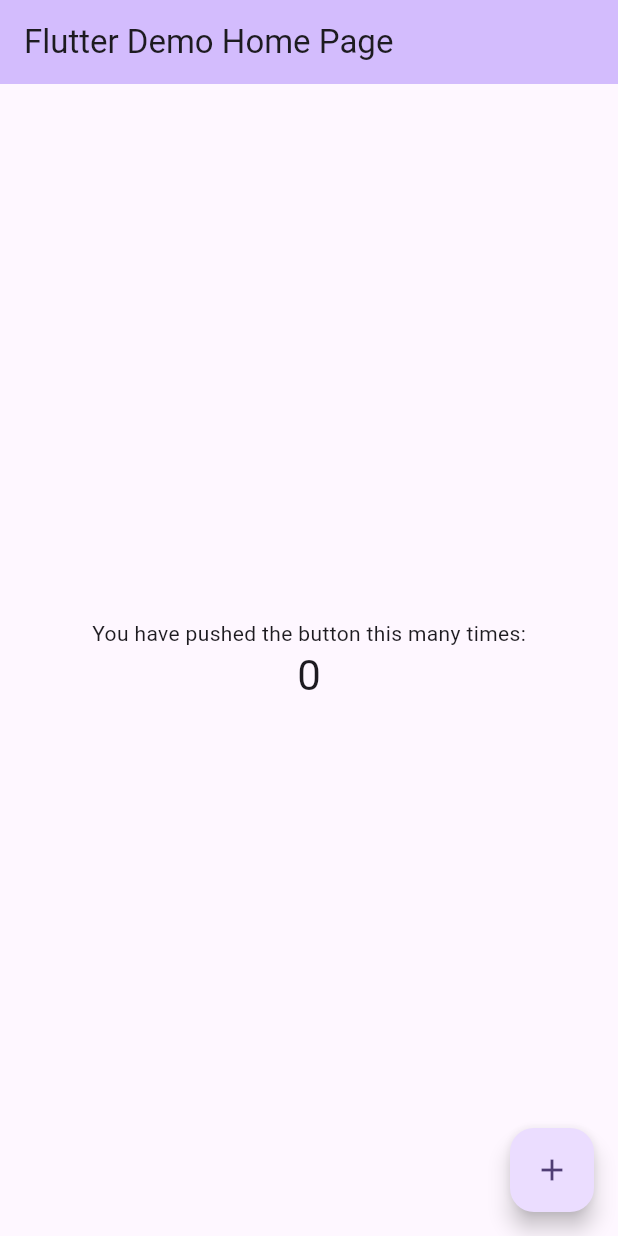
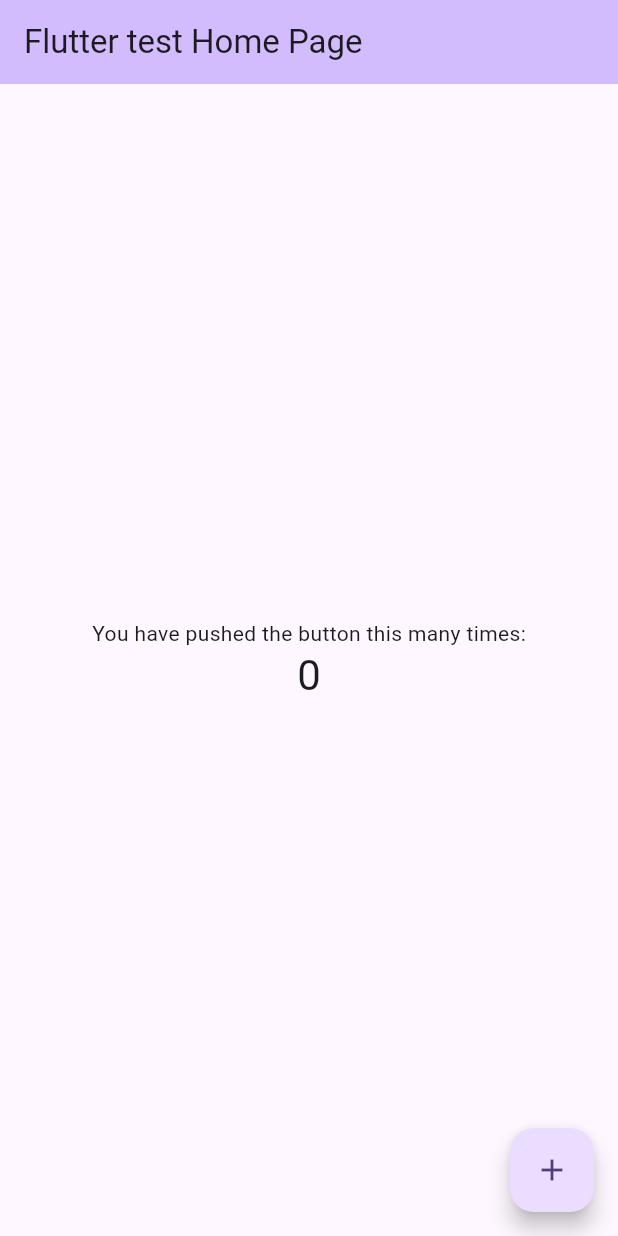
Before and after one commit to karthika-006/ABC, a Flutter app: the screen it shows after launch, on a phone screen of 412 x 824 dp. Run offline on Flutter 3.47's test engine with Material 3 defaults, Android fonts, the phone set to English and light mode, and no system bars.

Commit message:
test commit

```diff
--- a/abc/lib/main.dart
+++ b/abc/lib/main.dart
@@ -30,7 +30,7 @@ class MyApp extends StatelessWidget {
         // tested with just a hot reload.
         colorScheme: ColorScheme.fromSeed(seedColor: Colors.deepPurple),
       ),
-      home: const MyHomePage(title: 'Flutter Demo Home Page'),
+      home: const MyHomePage(title: 'Flutter test Home Page'),
     );
   }
 }
```
